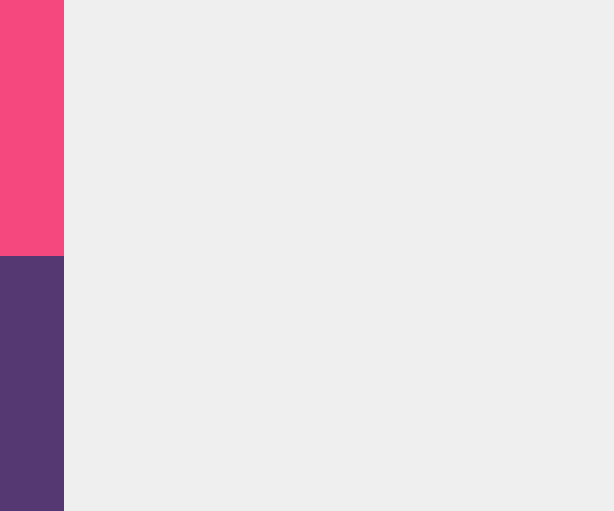
Above: UI/__init__.ui from tansa25/project before the change. Below: the same form after it.
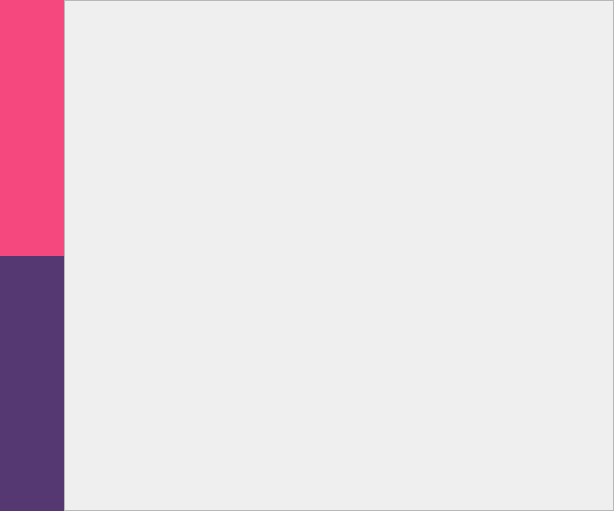
That is the form after the change. Icons and pictures are not drawn.

```diff
--- a/UI/__init__.ui
+++ b/UI/__init__.ui
@@ -295,7 +295,7 @@
      </widget>
     </item>
     <item>
-     <widget class="QWidget" name="InnerContentWidget" native="true">
+     <widget class="QWidget" name="ScrollAreaWrapper" native="true">
       <property name="sizePolicy">
        <sizepolicy hsizetype="Preferred" vsizetype="Preferred">
         <horstretch>0</horstretch>
@@ -322,10 +322,23 @@
         <number>0</number>
        </property>
        <item>
-        <widget class="QWidget" name="widget" native="true">
-         <property name="autoFillBackground">
-          <bool>false</bool>
+        <widget class="QScrollArea" name="scrollArea">
+         <property name="widgetResizable">
+          <bool>true</bool>
          </property>
+         <property name="alignment">
+          <set>Qt::AlignCenter</set>
+         </property>
+         <widget class="QWidget" name="InnerContentWidget">
+          <property name="geometry">
+           <rect>
+            <x>0</x>
+            <y>0</y>
+            <width>548</width>
+            <height>509</height>
+           </rect>
+          </property>
+         </widget>
         </widget>
        </item>
       </layout>
```
